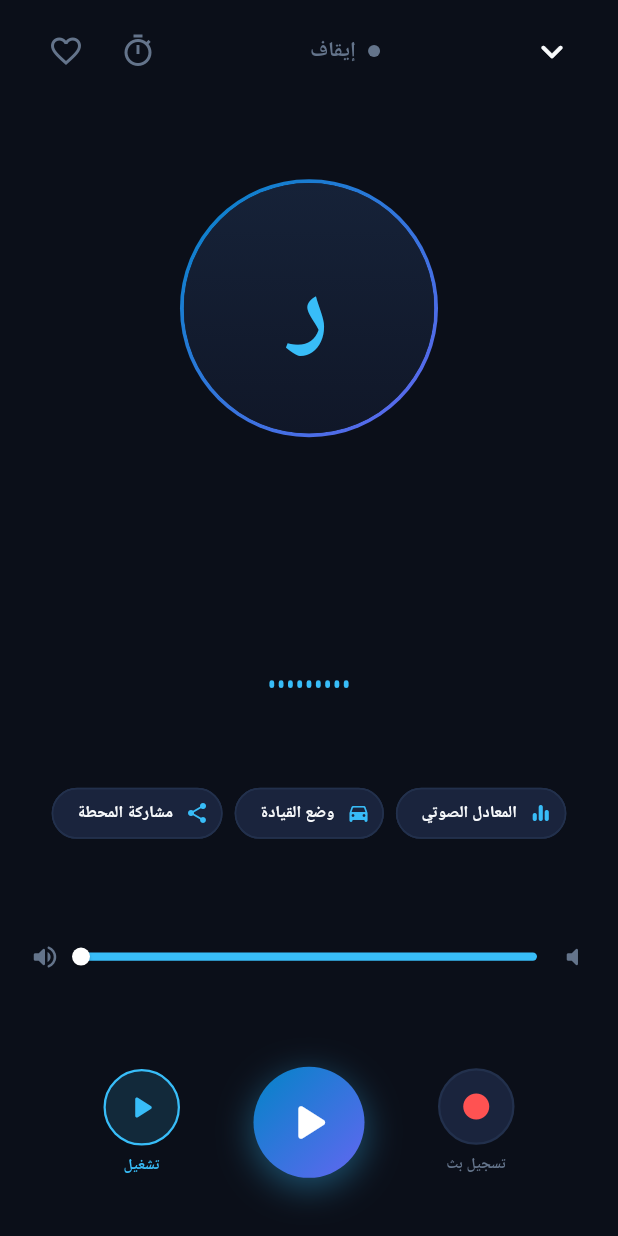
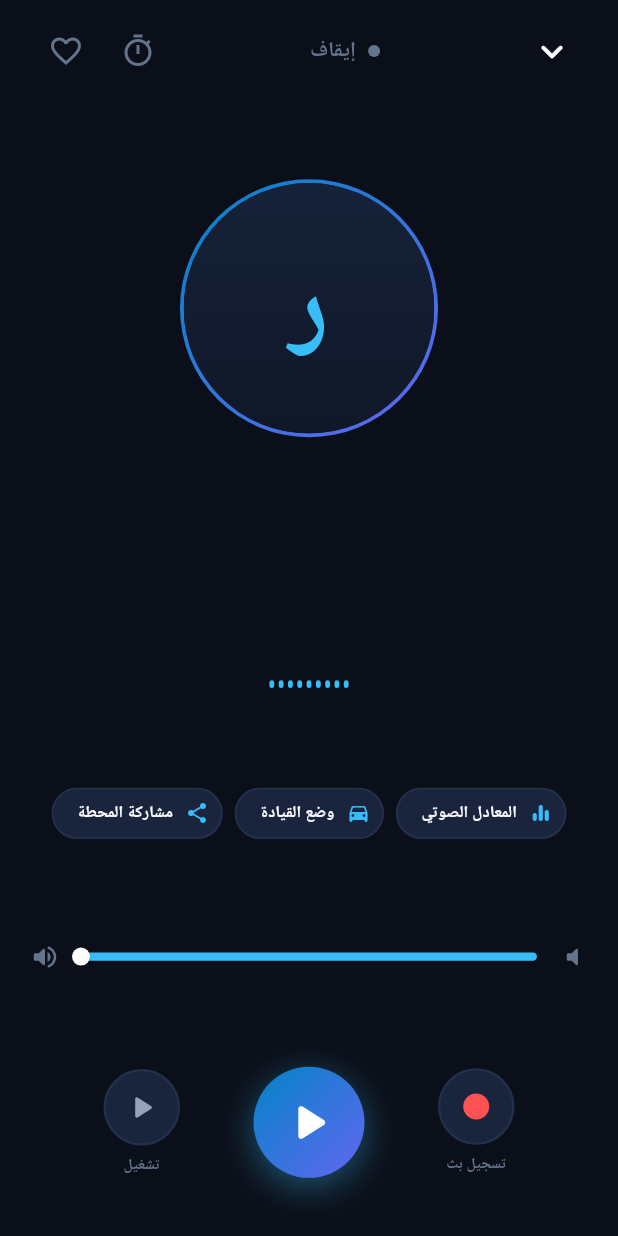
Before and after one commit to ithasans/atheer-radio, a Flutter app: the FullPlayer screen opened directly with empty values, on a phone screen of 412 x 824 dp. Run offline on Flutter 3.47's test engine with Material 3 defaults, Android fonts, the phone set to English and light mode, and no system bars; our stand-ins replace audio_service, flutter_riverpod, just_audio, shared_preferences; accounts and stored records are empty; network calls fail.

Commit message:
fix: Update stop/play button in FullPlayer to accurately reflect live playback state

```diff
--- a/lib/widgets/full_player.dart
+++ b/lib/widgets/full_player.dart
@@ -166,16 +166,16 @@ class _FullPlayerState extends ConsumerState<FullPlayer> {
     }
   }
 
-  void _handleStopAction(bool isStopped) {
-    if (isStopped) {
+  void _handleStopAction(bool isLivePlaying) {
+    if (isLivePlaying) {
+      widget.audioHandler.stop();
+    } else {
       widget.audioHandler.playFromUrl(
         widget.station.playableUrl,
         title: widget.station.name,
         artist: widget.station.country,
         artUri: widget.station.favicon,
       );
-    } else {
-      widget.audioHandler.stop();
     }
   }
 
@@ -653,26 +653,28 @@ class _FullPlayerState extends ConsumerState<FullPlayer> {
                                     Container(
                                       decoration: BoxDecoration(
                                         shape: BoxShape.circle,
-                                        color: isStopped ? AppTheme.primary.withValues(alpha: 0.15) : AppTheme.surfaceElevated,
+                                        color: isLivePlaying
+                                            ? AppTheme.accentRecord.withValues(alpha: 0.15)
+                                            : AppTheme.surfaceElevated,
                                         border: Border.all(
-                                          color: isStopped ? AppTheme.primary : AppTheme.border,
+                                          color: isLivePlaying ? AppTheme.accentRecord : AppTheme.border,
                                           width: 1.5,
                                         ),
                                       ),
                                       child: IconButton(
                                         iconSize: 26,
                                         icon: Icon(
-                                          isStopped ? Icons.play_arrow_rounded : Icons.stop_rounded,
-                                          color: isStopped ? AppTheme.primary : AppTheme.textSecondary,
+                                          isLivePlaying ? Icons.stop_rounded : Icons.play_arrow_rounded,
+                                          color: isLivePlaying ? AppTheme.accentRecord : AppTheme.textSecondary,
                                         ),
-                                        onPressed: () => _handleStopAction(isStopped),
+                                        onPressed: () => _handleStopAction(isLivePlaying),
                                       ),
                                     ),
                                     const SizedBox(height: 6),
                                     Text(
-                                      isStopped ? AppStrings.get('play', lang) : AppStrings.get('stop', lang),
+                                      isLivePlaying ? AppStrings.get('stop', lang) : AppStrings.get('play', lang),
                                       style: TextStyle(
-                                        color: isStopped ? AppTheme.primary : AppTheme.textMuted,
+                                        color: isLivePlaying ? AppTheme.accentRecord : AppTheme.textMuted,
                                         fontSize: 10,
                                         fontWeight: FontWeight.bold,
                                       ),
```
